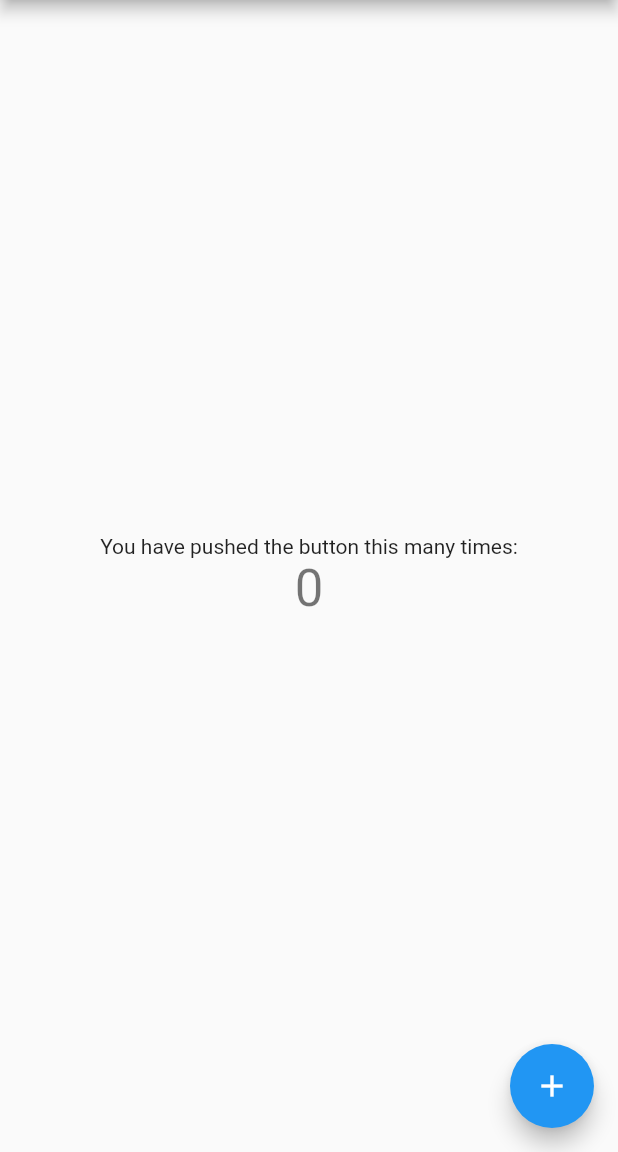
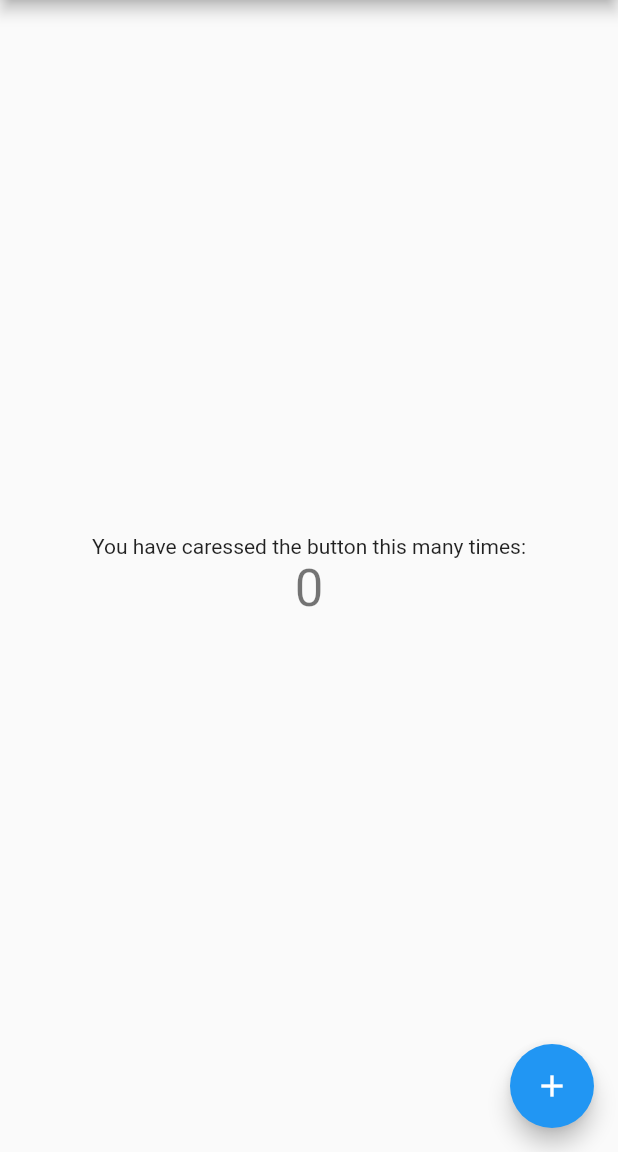
Before and after one commit to rotblauer/gcps, a Flutter app: the screen it shows after launch, on a phone screen of 412 x 824 dp, the part 84-1236 px from its top. Run offline on Flutter 3.47's test engine with Material 2 defaults, Android fonts, the phone set to English and light mode, and no system bars.

Commit message:
vs code F5 run w/ hotreload, make apps great again

```diff
--- a/lib/main.dart
+++ b/lib/main.dart
@@ -94,7 +94,7 @@ class _MyHomePageState extends State<MyHomePage> {
           mainAxisAlignment: MainAxisAlignment.center,
           children: <Widget>[
             Text(
-              'You have pushed the button this many times:',
+              'You have caressed the button this many times:',
             ),
             Text(
               '$_counter',
```
